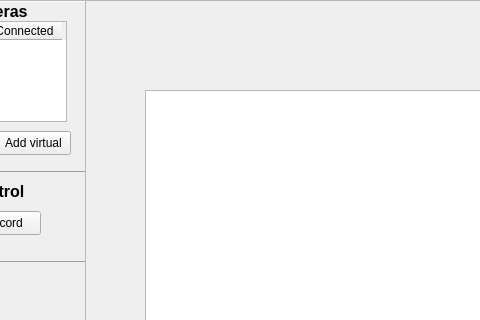
Old version of the form src/mainwindow.ui in the repository paulmthompson/CameraViewer; both pictures show x 175 to 655 and y 0 to 320 of the 865 by 584 pixel window.
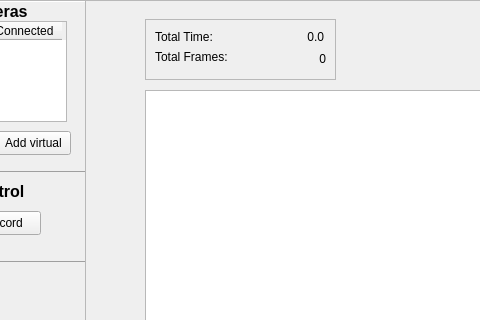
New version of the form.

Commit message: display total frames acquired during experiment

Diff of the .ui file:
```diff
--- a/src/mainwindow.ui
+++ b/src/mainwindow.ui
@@ -414,6 +414,80 @@
       <enum>Qt::ScrollBarAlwaysOff</enum>
      </property>
     </widget>
+    <widget class="QFrame" name="frame_3">
+     <property name="geometry">
+      <rect>
+       <x>320</x>
+       <y>19</y>
+       <width>191</width>
+       <height>61</height>
+      </rect>
+     </property>
+     <property name="frameShape">
+      <enum>QFrame::StyledPanel</enum>
+     </property>
+     <property name="frameShadow">
+      <enum>QFrame::Raised</enum>
+     </property>
+     <widget class="QLabel" name="label_7">
+      <property name="geometry">
+       <rect>
+        <x>10</x>
+        <y>10</y>
+        <width>81</width>
+        <height>16</height>
+       </rect>
+      </property>
+      <property name="text">
+       <string>Total Time:</string>
+      </property>
+     </widget>
+     <widget class="QLabel" name="label_8">
+      <property name="geometry">
+       <rect>
+        <x>10</x>
+        <y>30</y>
+        <width>81</width>
+        <height>16</height>
+       </rect>
+      </property>
+      <property name="text">
+       <string>Total Frames: </string>
+      </property>
+     </widget>
+     <widget class="QLabel" name="time_label">
+      <property name="geometry">
+       <rect>
+        <x>130</x>
+        <y>10</y>
+        <width>49</width>
+        <height>16</height>
+       </rect>
+      </property>
+      <property name="text">
+       <string>0.0</string>
+      </property>
+      <property name="alignment">
+       <set>Qt::AlignRight|Qt::AlignTrailing|Qt::AlignVCenter</set>
+      </property>
+     </widget>
+     <widget class="QLabel" name="frame_count_label">
+      <property name="geometry">
+       <rect>
+        <x>110</x>
+        <y>30</y>
+        <width>71</width>
+        <height>20</height>
+       </rect>
+      </property>
+      <property name="text">
+       <string>0</string>
+      </property>
+      <property name="alignment">
+       <set>Qt::AlignRight|Qt::AlignTrailing|Qt::AlignVCenter</set>
+      </property>
+     </widget>
+    </widget>
    </widget>
   </widget>
   <widget class="QMenuBar" name="menubar">
```
The commit also changes 4 other files.
